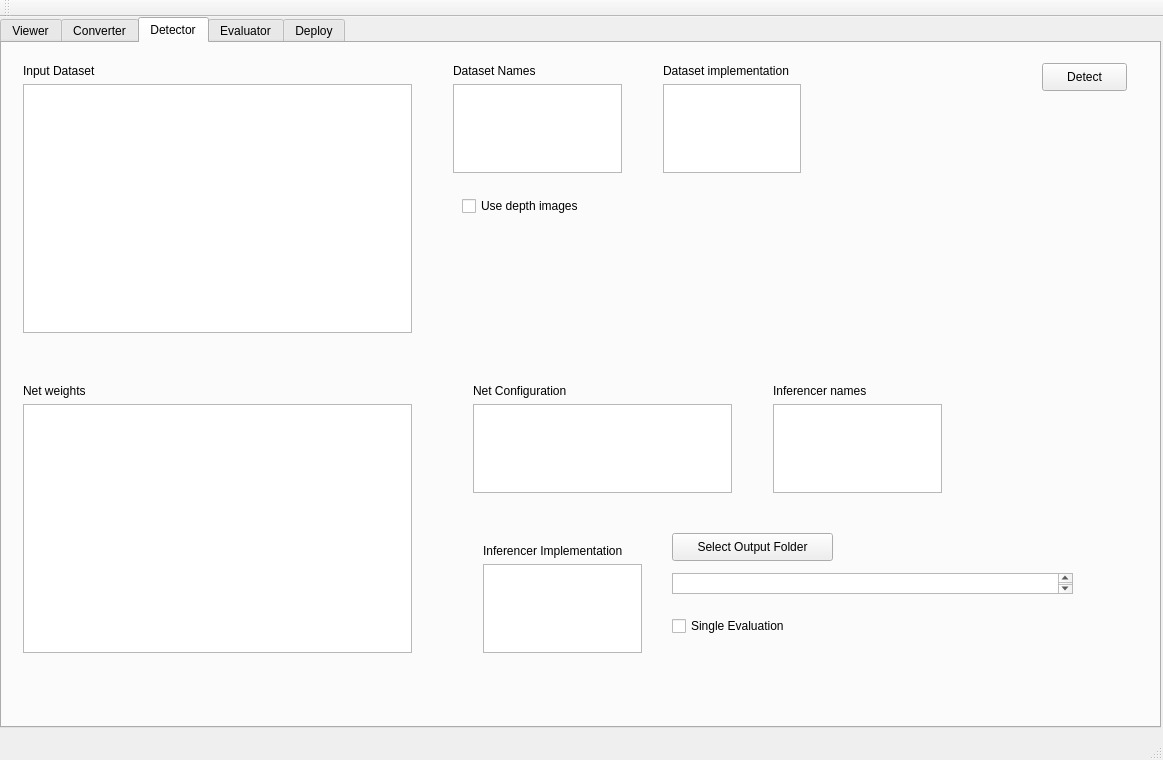
Before: the Qt Designer form DeepLearningSuite/DatasetEvaluationApp/mainwindow.ui in JdeRobot/DetectionMetrics, drawn with Qt 5.
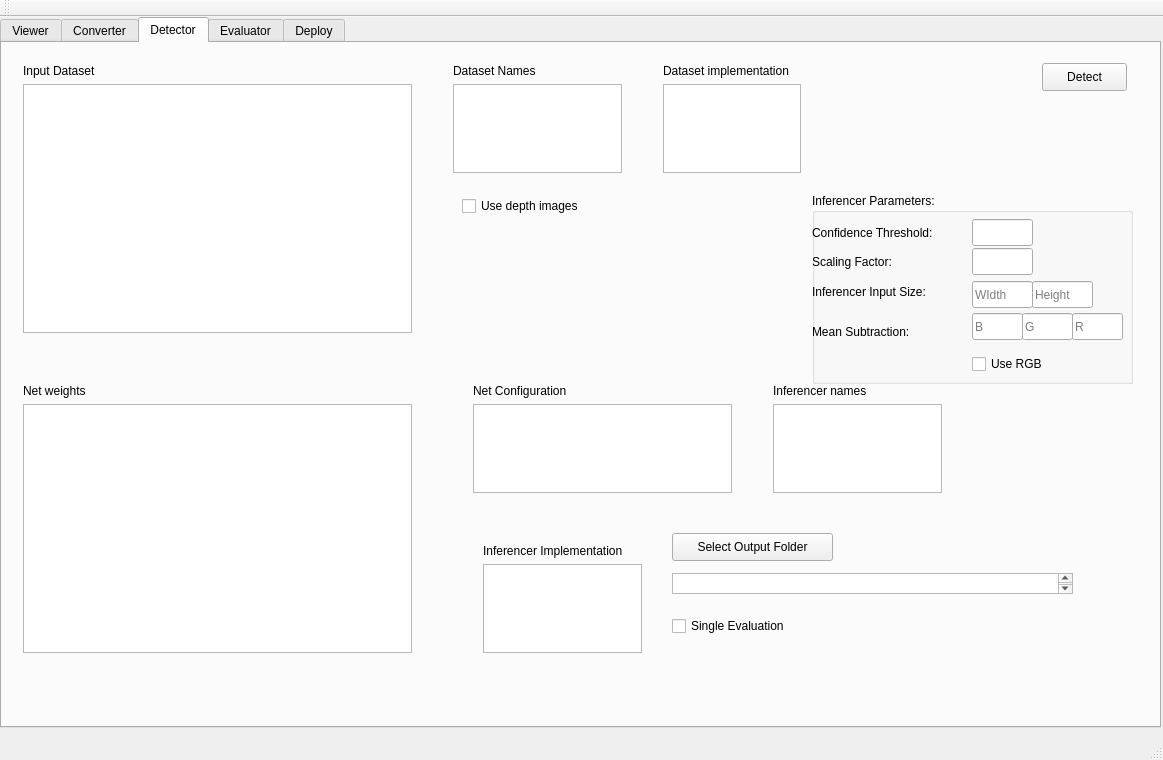
After: the same form once the commit is applied. The open tabs and pages were chosen to show the change.

Commit message: extended caffe support to Detector include GUI, and improved Auto Evaluator

The edit to the form file:
```diff
--- a/DeepLearningSuite/DatasetEvaluationApp/mainwindow.ui
+++ b/DeepLearningSuite/DatasetEvaluationApp/mainwindow.ui
@@ -649,6 +649,172 @@
        </item>
       </layout>
      </widget>
+     <widget class="QGroupBox" name="detector_groupBox_inferencer_params">
+      <property name="geometry">
+       <rect>
+        <x>810</x>
+        <y>150</y>
+        <width>321</width>
+        <height>191</height>
+       </rect>
+      </property>
+      <property name="title">
+       <string>Inferencer Parameters:</string>
+      </property>
+      <widget class="QCheckBox" name="detector_checkBox_use_rgb">
+       <property name="geometry">
+        <rect>
+         <x>160</x>
+         <y>160</y>
+         <width>97</width>
+         <height>22</height>
+        </rect>
+       </property>
+       <property name="text">
+        <string>Use RGB</string>
+       </property>
+      </widget>
+      <widget class="QLineEdit" name="detector_lineEdit_confidence_thresh">
+       <property name="geometry">
+        <rect>
+         <x>160</x>
+         <y>26</y>
+         <width>61</width>
+         <height>27</height>
+        </rect>
+       </property>
+      </widget>
+      <widget class="QLabel" name="label">
+       <property name="geometry">
+        <rect>
+         <x>0</x>
+         <y>30</y>
+         <width>161</width>
+         <height>20</height>
+        </rect>
+       </property>
+       <property name="text">
+        <string>Confidence Threshold:</string>
+       </property>
+      </widget>
+      <widget class="QLabel" name="label_2">
+       <property name="geometry">
+        <rect>
+         <x>0</x>
+         <y>60</y>
+         <width>141</width>
+         <height>17</height>
+        </rect>
+       </property>
+       <property name="text">
+        <string>Scaling Factor:</string>
+       </property>
+      </widget>
+      <widget class="QLineEdit" name="detector_lineEdit_inferencer_scaling_factor">
+       <property name="geometry">
+        <rect>
+         <x>160</x>
+         <y>55</y>
+         <width>61</width>
+         <height>27</height>
+        </rect>
+       </property>
+      </widget>
+      <widget class="QLineEdit" name="detector_lineEdit_mean_sub_blue">
+       <property name="geometry">
+        <rect>
+         <x>160</x>
+         <y>120</y>
+         <width>51</width>
+         <height>27</height>
+        </rect>
+       </property>
+       <property name="placeholderText">
+        <string>B</string>
+       </property>
+      </widget>
+      <widget class="QLineEdit" name="detector_lineEdit_mean_sub_green">
+       <property name="geometry">
+        <rect>
+         <x>210</x>
+         <y>120</y>
+         <width>51</width>
+         <height>27</height>
+        </rect>
+       </property>
+       <property name="placeholderText">
+        <string>G</string>
+       </property>
+      </widget>
+      <widget class="QLineEdit" name="detector_lineEdit_mean_sub_red">
+       <property name="geometry">
+        <rect>
+         <x>260</x>
+         <y>120</y>
+         <width>51</width>
+         <height>27</height>
+        </rect>
+       </property>
+       <property name="placeholderText">
+        <string>R</string>
+       </property>
+      </widget>
+      <widget class="QLabel" name="label_3">
+       <property name="geometry">
+        <rect>
+         <x>0</x>
+         <y>130</y>
+         <width>131</width>
+         <height>17</height>
+        </rect>
+       </property>
+       <property name="text">
+        <string>Mean Subtraction:</string>
+       </property>
+      </widget>
+      <widget class="QLabel" name="label_4">
+       <property name="geometry">
+        <rect>
+         <x>0</x>
+         <y>90</y>
+         <width>161</width>
+         <height>17</height>
+        </rect>
+       </property>
+       <property name="text">
+        <string>Inferencer Input Size:</string>
+       </property>
+      </widget>
+      <widget class="QLineEdit" name="detector_lineEdit_inferencer_input_width">
+       <property name="geometry">
+        <rect>
+         <x>160</x>
+         <y>88</y>
+         <width>61</width>
+         <height>27</height>
+        </rect>
+       </property>
+       <property name="inputMask">
+        <string/>
+       </property>
+       <property name="placeholderText">
+        <string>WIdth</string>
+       </property>
+      </widget>
+      <widget class="QLineEdit" name="detector_lineEdit_inferencer_input_height">
+       <property name="geometry">
+        <rect>
+         <x>220</x>
+         <y>88</y>
+         <width>61</width>
+         <height>27</height>
+        </rect>
+       </property>
+       <property name="placeholderText">
+        <string>Height</string>
+       </property>
+      </widget>
+     </widget>
     </widget>
     <widget class="QWidget" name="tab_3">
      <attribute name="title">
```
Left out of the diff: 18 changed lines with no effect on the pictures. The commit also changes 15 other files.
